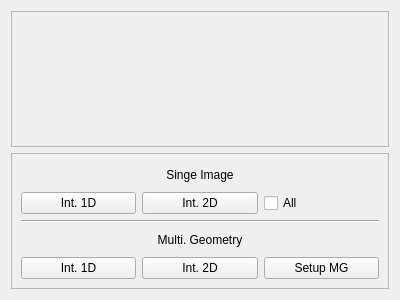
Above: xdart/experiments/ttheta_scan/gui/integratorUI.ui from rwalroth/xdart before the change. Below: the same form after it.
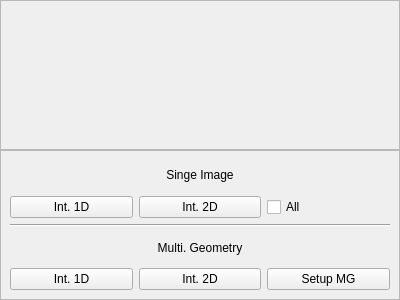
That is the form after the change.

What changed in the file:
```diff
--- a/xdart/experiments/ttheta_scan/gui/integratorUI.ui
+++ b/xdart/experiments/ttheta_scan/gui/integratorUI.ui
@@ -14,6 +14,21 @@
    <string>Form</string>
   </property>
   <layout class="QVBoxLayout" name="layout">
+   <property name="spacing">
+    <number>0</number>
+   </property>
+   <property name="leftMargin">
+    <number>0</number>
+   </property>
+   <property name="topMargin">
+    <number>0</number>
+   </property>
+   <property name="rightMargin">
+    <number>0</number>
+   </property>
+   <property name="bottomMargin">
+    <number>0</number>
+   </property>
    <item>
     <widget class="QFrame" name="parameterFrame">
      <property name="frameShape">
```
